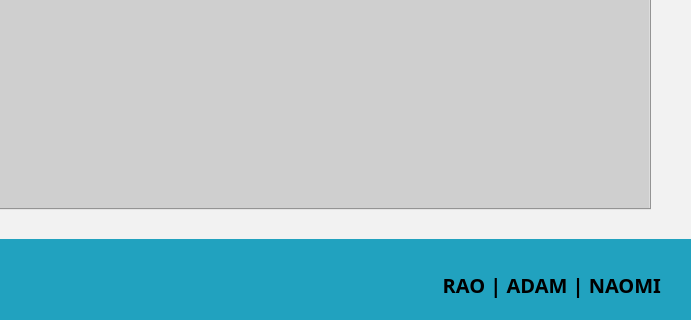
Before: the Qt Designer form Senior Team/App UI/App.ui in Aby-ss/DEWA-AI-Comp, drawn with Qt 5; both pictures show x 430 to 1121 and y 531 to 851 of the 1121 by 851 pixel window.
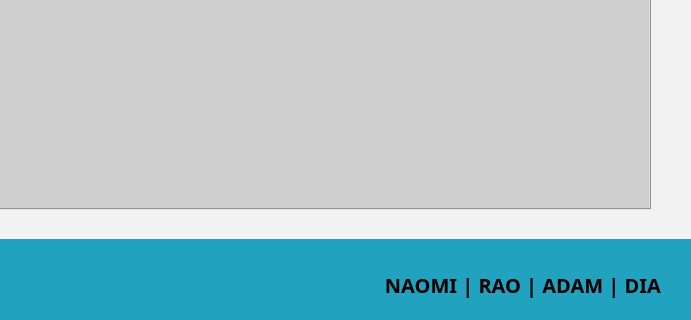
After: the same form once the commit is applied.

What changed in the file:
```diff
--- a/Senior Team/App UI/App.ui
+++ b/Senior Team/App UI/App.ui
@@ -83,7 +83,7 @@
      </font>
     </property>
     <property name="text">
-     <string>RAO | ADAM | NAOMI</string>
+     <string>NAOMI | RAO | ADAM | DIA</string>
     </property>
     <property name="alignment">
      <set>Qt::AlignRight|Qt::AlignTrailing|Qt::AlignVCenter</set>
```
